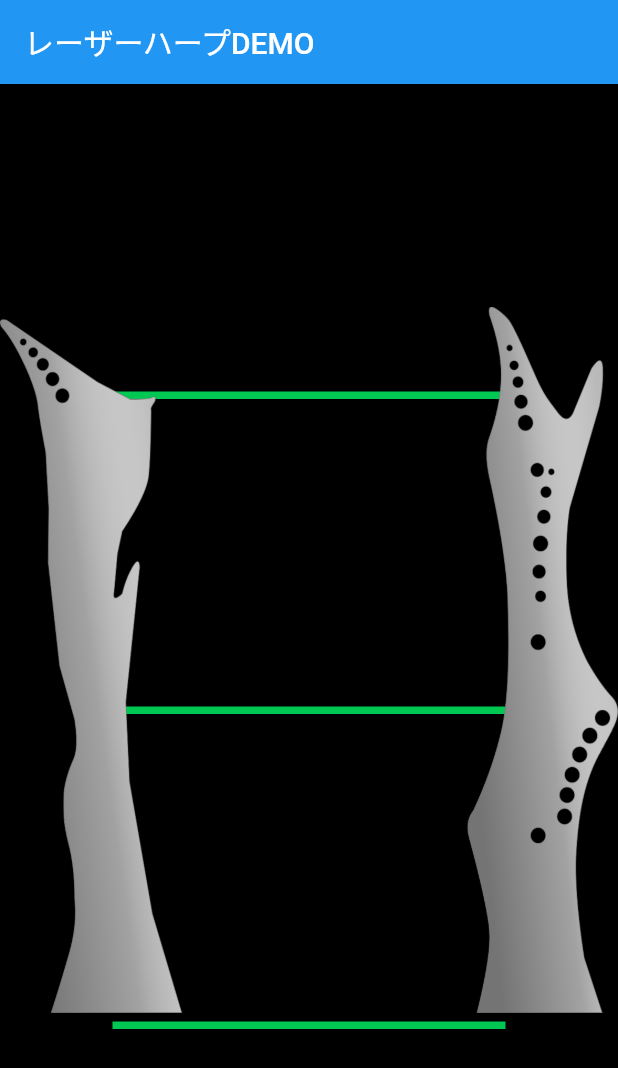
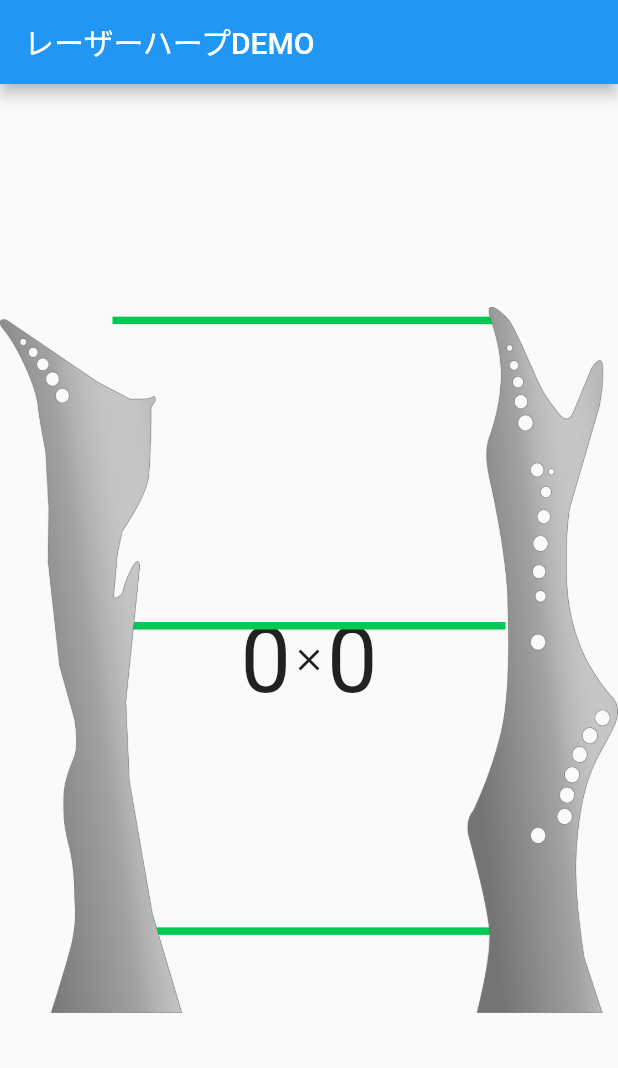
Before and after one commit to iWonder118/laser_harp, a Flutter app: the screen it shows after launch, on a phone screen of 412 x 824 dp. Shown: the top 1068 px of the screen. Run offline on Flutter 3.47's test engine with Material 2 defaults, Android fonts, the phone set to English and light mode, and no system bars; our stand-ins replace audioplayers.

Commit message:
Flexible in vertical direction only

```diff
--- a/lib/main.dart
+++ b/lib/main.dart
@@ -34,15 +34,29 @@ class _TopPageState extends State<TopPage> {
   double lazerWidth1 = 1000;
   double lazerWidth2 = 1000;
   double lazerWidth3 = 1000;
+  double lazer1HeightPersent = 160 / 850;
+  double lazer2HeightPersent = 370 / 850;
+  double lazer3HeightPersent = 580 / 850;
   bool islazer1Played = false;
   bool islazer2Played = false;
   bool islazer3Played = false;
-  AudioCache _player = AudioCache();
+  AudioCache _player = AudioCache(prefix: "music/");
 
   @override
   Widget build(BuildContext context) {
     double bodyWidth = MediaQuery.of(context).size.width;
     double bodyHeight = MediaQuery.of(context).size.height;
+    double lazer1Height = bodyHeight * lazer1HeightPersent;
+    double lazer2Height = bodyHeight * lazer2HeightPersent;
+    double lazer3Height = bodyHeight * lazer3HeightPersent;
+
+    double crossLineAnimation(double startY) {
+      return (startY <= _currentPositionY &&
+              _currentPositionY <= startY + lazerThickness)
+          ? _currentPositionX - 75
+          : bodyHeight;
+    }
+
     return Scaffold(
         appBar: AppBar(
           title: Text(widget.title),
@@ -50,34 +64,41 @@ class _TopPageState extends State<TopPage> {
         body: Stack(
           children: [
             Center(
-              child: Container(
-                width: bodyWidth,
-                height: bodyHeight,
-                color: Colors.black,
+              child: Row(
+                mainAxisAlignment: MainAxisAlignment.center,
+                children: [
+                  Text("${_currentPositionX.round()}",
+                      style: TextStyle(fontSize: 60.0)),
+                  Icon(Icons.close),
+                  Text("${_currentPositionY.round()}",
+                      style: TextStyle(fontSize: 60.0)),
+                ],
               ),
             ),
-            Column(
-              crossAxisAlignment: CrossAxisAlignment.start,
-              children: [
+            // Center(
+            //   child: Container(
+            //     width: bodyWidth,
+            //     height: bodyHeight,
+            //     color: Colors.black,
+            //   ),
+            // ),
             Container(
               width: lazerWidth1,
               height: 5,
-                  margin: EdgeInsets.fromLTRB(75, 205, 75, 0),
+              margin: EdgeInsets.fromLTRB(75, lazer1Height, 75, 0),
               color: Colors.greenAccent[700],
             ),
             Container(
               width: lazerWidth2,
               height: 5,
-                  margin: EdgeInsets.fromLTRB(75, 205, 75, 0),
+              margin: EdgeInsets.fromLTRB(75, lazer2Height, 75, 0),
               color: Colors.greenAccent[700],
             ),
             Container(
               width: lazerWidth3,
               height: 5,
-                  margin: EdgeInsets.fromLTRB(75, 205, 75, 0),
+              margin: EdgeInsets.fromLTRB(75, lazer3Height, 75, 0),
               color: Colors.greenAccent[700],
-                ),
-              ],
             ),
             Center(
               child: Image.asset(
@@ -92,12 +113,12 @@ class _TopPageState extends State<TopPage> {
                     max(0, min(details.localPosition.dx, bodyWidth));
                 _currentPositionY =
                     max(0, min(details.localPosition.dy, bodyWidth));
-                lazerWidth1 = judgeCrossLine(bodyWidth, 205);
-                lazerWidth2 = judgeCrossLine(bodyWidth, 415);
-                lazerWidth3 = judgeCrossLine(bodyWidth, 625);
-                plyaSound(205, "sound1");
-                plyaSound(415, "sound2");
-                plyaSound(625, "sound3");
+                lazerWidth1 = crossLineAnimation(lazer1Height);
+                lazerWidth2 = crossLineAnimation(lazer2Height);
+                lazerWidth3 = crossLineAnimation(lazer3Height);
+                plyaSound(lazer1Height, "sound1");
+                plyaSound(lazer2Height, "sound2");
+                plyaSound(lazer3Height, "sound3");
                 setState(() {});
               },
               child: Container(
@@ -107,13 +128,6 @@ class _TopPageState extends State<TopPage> {
             ),
           ],
         ));
-  }
-
-  double judgeCrossLine(double bodyWidth, double startY) {
-    return (startY <= _currentPositionY &&
-            _currentPositionY <= startY + lazerThickness)
-        ? _currentPositionX - 75
-        : bodyWidth;
   }
 
   void plyaSound(double startY, String fileName) async {
--- a/pubspec.yaml
+++ b/pubspec.yaml
@@ -52,9 +52,9 @@ flutter:
   #   - images/a_dot_ham.jpeg
   assets:
     - assets/images/lazerharp1.png
-    - assets/sound1.mp3
-    - assets/sound2.mp3
-    - assets/sound3.mp3
+    - assets/music/sound1.mp3
+    - assets/music/sound2.mp3
+    - assets/music/sound3.mp3
   # An image asset can refer to one or more resolution-specific "variants", see
   # https://flutter.dev/assets-and-images/#resolution-aware.
 
```
Lines whose indentation alone changed are shown as unchanged.
